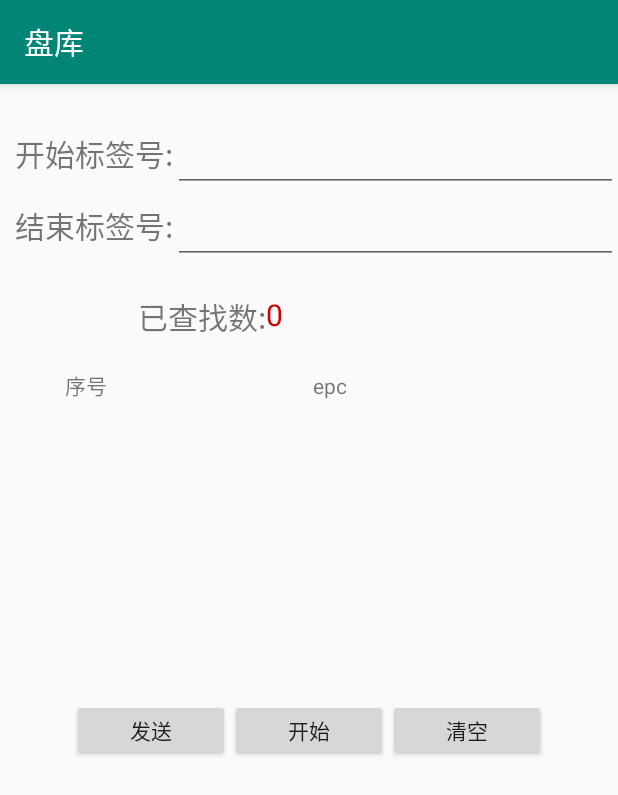
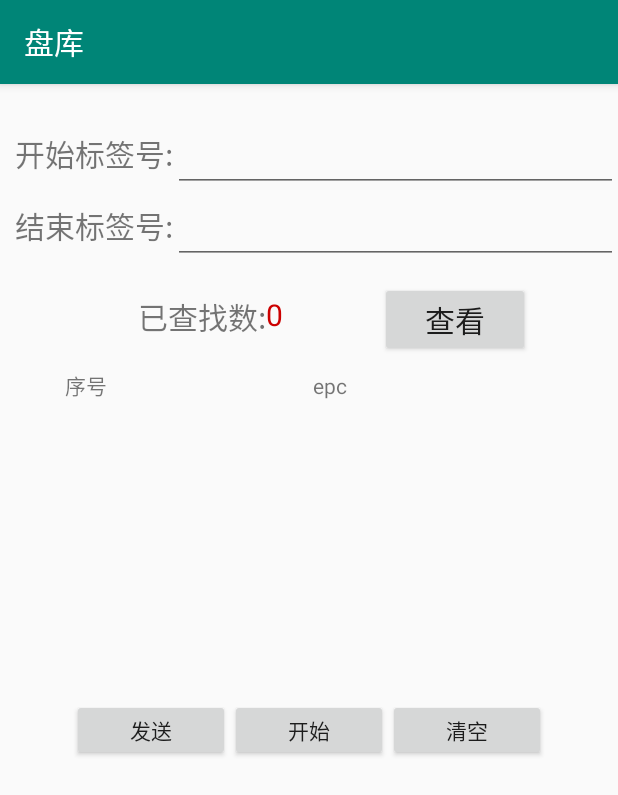
Before and after one commit to 8lackbody/examination, an Android app: the AllActivity screen opened directly, with no data from a screen before it, on a phone screen of 412 x 824 dp. Shown: the top 795 px of the screen. Run offline under Robolectric (Android 15) with nearby library versions, the phone set to English and light mode, and no system bars; libraries missing offline, so code that uses them is left out: com.alibaba.fastjson; pictures from the network do not load.

```diff
--- a/app/src/main/java/com/zht/examination/activity/AllActivity.java
+++ b/app/src/main/java/com/zht/examination/activity/AllActivity.java
@@ -1,5 +1,6 @@
 package com.zht.examination.activity;
 
+import android.content.Intent;
 import android.content.SharedPreferences;
 import android.os.Bundle;
 import android.os.Handler;
@@ -47,6 +48,7 @@ public class AllActivity extends AppCompatActivity implements View.OnClickListen
     Button startOrStop;
     Button submit;
     Button empty;
+    Button showData;
     AllAdapter allAdapter;
 
     Reader reader = Reader.getInstance();
@@ -115,6 +117,18 @@ public class AllActivity extends AppCompatActivity implements View.OnClickListen
         if (v.getId() == R.id.submit) {
             sendRequestWithOkHttp();
         }
+
+        /* 查看提交结果 */
+        if (v.getId() == R.id.bt_show_data) {
+
+            //TODO 跳转页面 到一个表格 可以看那些没查到
+
+            Intent intent = new Intent().setClass(this, AllActivity.class);
+            intent.putExtra("","");
+            startActivity(intent);
+
+        }
+
     }
 
     void init() {
@@ -126,6 +140,8 @@ public class AllActivity extends AppCompatActivity implements View.OnClickListen
         startOrStop = findViewById(R.id.startOrStop);
         submit = findViewById(R.id.submit);
         empty = findViewById(R.id.empty);
+        showData = findViewById(R.id.bt_show_data);
+
         preferences = getSharedPreferences("set", 0);
 
         KeyListener listener = new NumberKeyListener() {
--- a/app/src/main/res/layout/content_all.xml
+++ b/app/src/main/res/layout/content_all.xml
@@ -28,6 +28,19 @@
         android:layout_marginTop="20dp"
         android:text="0"
         android:textColor="#cc0000"
+        android:textSize="20sp"
+        app:layout_constraintStart_toEndOf="@+id/number"
+        app:layout_constraintTop_toBottomOf="@+id/horizontalScrollView3" />
+
+
+    <Button
+        android:id="@+id/bt_show_data"
+        android:layout_width="100dp"
+        android:layout_height="wrap_content"
+        android:layout_marginStart="76dp"
+        android:layout_marginLeft="76dp"
+        android:layout_marginTop="12dp"
+        android:text="查看"
         android:textSize="20sp"
         app:layout_constraintStart_toEndOf="@+id/number"
         app:layout_constraintTop_toBottomOf="@+id/horizontalScrollView3" />
--- a/app/src/main/res/values/strings.xml
+++ b/app/src/main/res/values/strings.xml
@@ -104,8 +104,9 @@
 
     <string name="submit">发送</string>
     <string name="start">开始</string>
-    <string name="stop">开始</string>
+    <string name="stop">停止</string>
     <string name="empty">清空</string>
     <string name="see">查看</string>
+    <string name="title_activity_table">TableActivity</string>
 
 </resources>
```
Also changed, not shown: app/src/main/AndroidManifest.xml (+6 -2 lines), app/src/main/java/com/zht/examination/activity/TableActivity.java (added, +27 -0 lines), app/src/main/java/com/zht/examination/adapter/ErrorAdapter.java (added, +26 -0 lines), app/src/main/java/com/zht/examination/utils/ContextApplication.java (+10 -0 lines), app/src/main/res/layout/activity_table.xml (added, +25 -0 lines), app/src/main/res/layout/content_table.xml (added, +16 -0 lines), app/src/main/res/layout/list_error.xml (added, +40 -0 lines).
